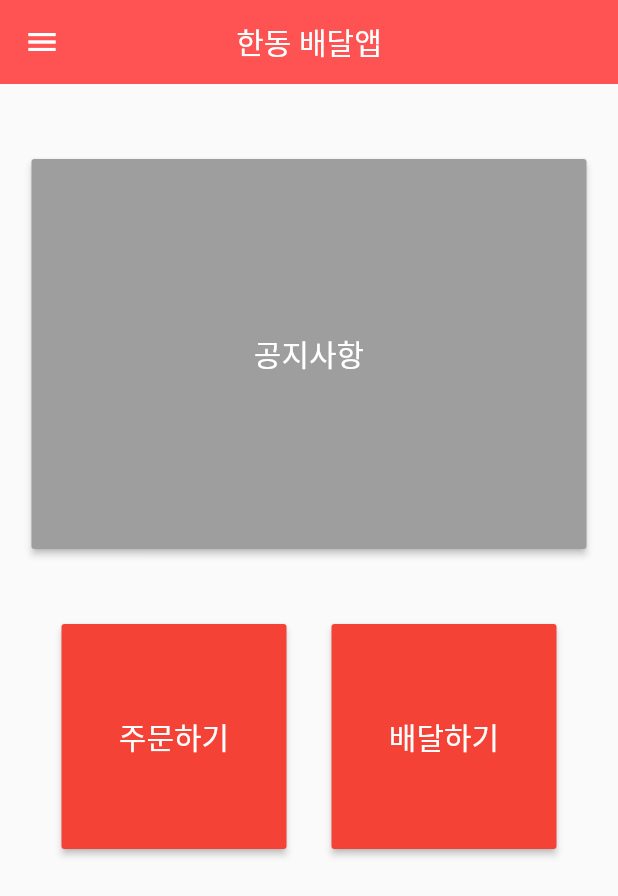
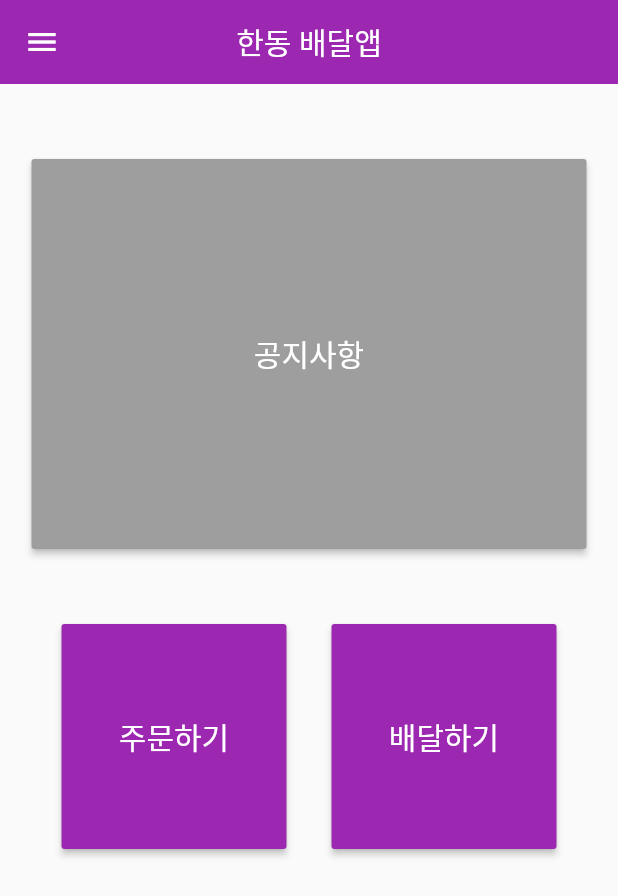
Before and after one commit to Luvxy/delivery, a Flutter app: the screen it shows after launch, on a phone screen of 412 x 824 dp. Shown: the top 896 px of the screen. Run offline on Flutter 3.47's test engine with Material 2 defaults, Android fonts, the phone set to English and light mode, and no system bars; our stand-ins replace google_maps_flutter; Roboto replaces fonts that are missing (Montserrat).

Commit message:
테마 컬러 지정하고 바꾸기

```diff
--- a/lib/ScreenA.dart
+++ b/lib/ScreenA.dart
@@ -6,7 +6,7 @@ class ScreenA extends StatelessWidget {
     return Scaffold(
       appBar: AppBar(
         title: Text('한동 배달앱'),
-        backgroundColor: Colors.redAccent,
+        backgroundColor: Theme.of(context).primaryColor,
         centerTitle: true,
         elevation: 0.0,
         // actions: <Widget>[
@@ -49,7 +49,7 @@ class ScreenA extends StatelessWidget {
                 print('arrow is clicked');
               },
               decoration: BoxDecoration(
-                  color: Colors.red[300],
+                  color: Theme.of(context).primaryColor,
                   borderRadius: BorderRadius.only(
                     bottomLeft: Radius.circular(40.0),
                     bottomRight: Radius.circular(40.0),
@@ -139,7 +139,7 @@ class ScreenA extends StatelessWidget {
                     width: 150,
                     height: 150,
                     child: RaisedButton(
-                        color: Colors.red,
+                        color: Theme.of(context).primaryColor,
                         child: Text(
                           '주문하기',
                           style: TextStyle(color: Colors.white, fontSize: 20),
@@ -158,7 +158,7 @@ class ScreenA extends StatelessWidget {
                     width: 150,
                     height: 150,
                     child: RaisedButton(
-                        color: Colors.red,
+                        color: Theme.of(context).primaryColor,
                         child: Text(
                           '배달하기',
                           style: TextStyle(color: Colors.white, fontSize: 20),
--- a/lib/ScreenB.dart
+++ b/lib/ScreenB.dart
@@ -9,7 +9,7 @@ class ScreenB extends StatelessWidget {
     return Scaffold(
         appBar: AppBar(
           title: Text('주문하기'),
-          backgroundColor: Colors.redAccent,
+          backgroundColor: Theme.of(context).primaryColor,
         ),
         body: Builder(
           builder: (context) {
@@ -25,7 +25,7 @@ class ScreenB extends StatelessWidget {
                         child: Form(
                           child: Theme(
                             data: ThemeData(
-                              primaryColor: Colors.redAccent,
+                              primaryColor: Theme.of(context).primaryColor,
                               inputDecorationTheme: InputDecorationTheme(
                                   border: OutlineInputBorder(),
                                   labelStyle: TextStyle(
--- a/lib/main.dart
+++ b/lib/main.dart
@@ -22,6 +22,11 @@ class MyApp extends StatelessWidget {
   @override
   Widget build(BuildContext context) {
     return MaterialApp(
+      theme: ThemeData(primaryColor: Colors.purple,
+        accentColor: Colors.limeAccent,
+        brightness: Brightness.light,
+        fontFamily: 'Montserrat',
+      ),
       initialRoute: '/',
       routes: {
         '/' : (context) => ScreenA(),
--- a/lib/sidebar/ScreenD.dart
+++ b/lib/sidebar/ScreenD.dart
@@ -11,7 +11,7 @@ class ScreenD extends StatelessWidget {
         backgroundColor: Colors.redAccent,
       ),
       body: Center(
-        child: Column(
+        child: ListView(
           children: [
             Column(
               children: [
--- a/pubspec.yaml
+++ b/pubspec.yaml
@@ -63,8 +63,7 @@ flutter:
   #   - images/a_dot_burr.jpeg
   #   - images/a_dot_ham.jpeg
   assets:
-    - assets/dawny.jpg
-    - assets/moon.jpg
+    - assets/
 
   # An image asset can refer to one or more resolution-specific "variants", see
   # https://flutter.dev/assets-and-images/#resolution-aware.
```
